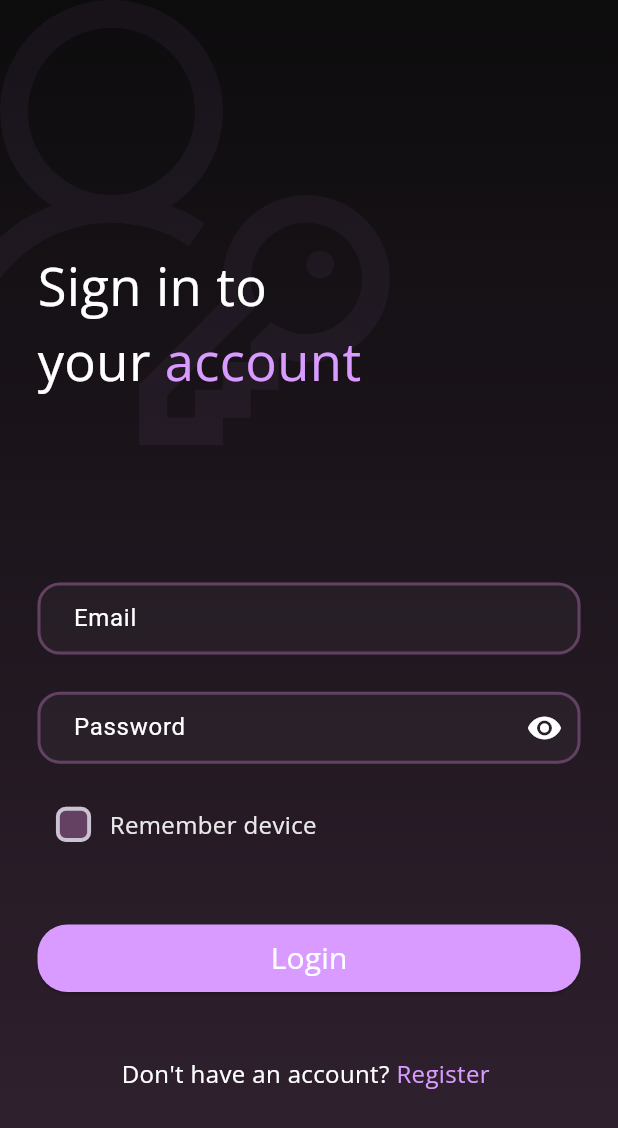
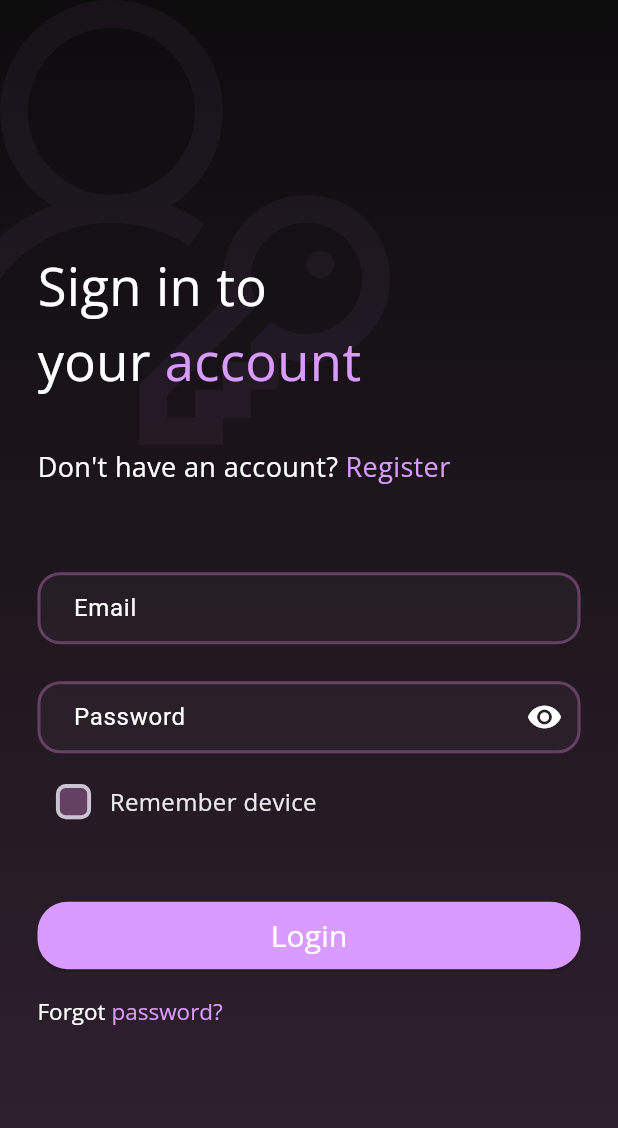
Before and after one commit to GPSxtreme/notex-flutter, a Flutter app: the screen it shows after launch, on a phone screen of 412 x 824 dp. Shown: the top 1128 px of the screen. Run offline on Flutter 3.47's test engine with Material 2 defaults, Android fonts, the phone set to English and light mode, and no system bars; our stand-ins replace awesome_snackbar_content, bloc, cached_network_image, connectivity, country_code_picker, flutter_advanced_drawer and 16 more; missing offline and left inert: in_app_update, local_auth_android; accounts and stored records are empty.

Commit message:
Update login.dart

```diff
--- a/lib/presentation/pages/login.dart
+++ b/lib/presentation/pages/login.dart
@@ -56,6 +56,8 @@ class _LoginPageState extends State<LoginPage> {
           kSnackBar(context, state.reason);
         } else if ( state is LoginRedirectToCreateUserProfilePageAction){
           GoRouter.of(context).pushNamed(AppRouteConstants.createUserProfileName);
+        } else if(state is LoginRedirectToPasswordResetPageAction){
+          GoRouter.of(context).pushNamed(AppRouteConstants.passwordResetRouteName);
         }
       },
       builder: (context,state){
@@ -103,7 +105,28 @@ class _LoginPageState extends State<LoginPage> {
                               ],
                             ),
                             SizedBox(
-                              height: SizeConfig.blockSizeVertical! * 15,
+                              height: SizeConfig.blockSizeVertical! * 4,
+                            ),
+                            Row(
+                              mainAxisAlignment: MainAxisAlignment.start,
+                              children: [
+                                Text(
+                                  "Don't have an account? ",
+                                  style: kAppFont.copyWith(fontSize: 18),
+                                ),
+                                GestureDetector(
+                                    onTap: () {
+                                      // go to register page
+                                      loginBloc.add(LoginPageRegisterButtonClickedEvent());
+                                    },
+                                    child: Text(
+                                      "Register ",
+                                      style: kAppFont.copyWith(fontSize: 18, color: kPink),
+                                    )),
+                              ],
+                            ),
+                            SizedBox(
+                              height: SizeConfig.blockSizeVertical! * 7,
                             ),
                             TextField(
                               style: kAppFont.copyWith(fontSize: 18),
@@ -136,7 +159,7 @@ class _LoginPageState extends State<LoginPage> {
                                       ))),
                             ),
                             SizedBox(
-                              height: SizeConfig.blockSizeVertical! * 2,
+                              height: SizeConfig.blockSizeVertical,
                             ),
                             Row(
                               children: [
@@ -192,26 +215,25 @@ class _LoginPageState extends State<LoginPage> {
                               ),
                             ),
                             SizedBox(
-                              height: SizeConfig.blockSizeVertical! * 5,
+                              height: SizeConfig.blockSizeVertical! * 2,
                             ),
-                            Row(
-                              mainAxisAlignment: MainAxisAlignment.center,
-                              children: [
-                                Text(
-                                  "Don't have an account? ",
-                                  style: kAppFont.copyWith(fontSize: 16),
+                            GestureDetector(
+                              onTap: () {
+                                loginBloc.add(LoginPageForgotPasswordButtonClickedEvent());
+                              },
+                              child: RichText(
+                                text: TextSpan(
+                                  text: 'Forgot',
+                                  style: kAppFont.copyWith(fontSize: 15),
+                                  children: [
+                                    TextSpan(
+                                      text: ' password?',
+                                      style: kAppFont.copyWith(fontSize: 15,color: kPink)
+                                    )
+                                  ]
                                 ),
-                                GestureDetector(
-                                    onTap: () {
-                                      // go to register page
-                                      loginBloc.add(LoginPageRegisterButtonClickedEvent());
-                                    },
-                                    child: Text(
-                                      "Register ",
-                                      style: kAppFont.copyWith(fontSize: 16, color: kPink),
-                                    )),
-                              ],
-                            )
+                              ),
+                            ),
                           ],
                         ),
                       ),
```
